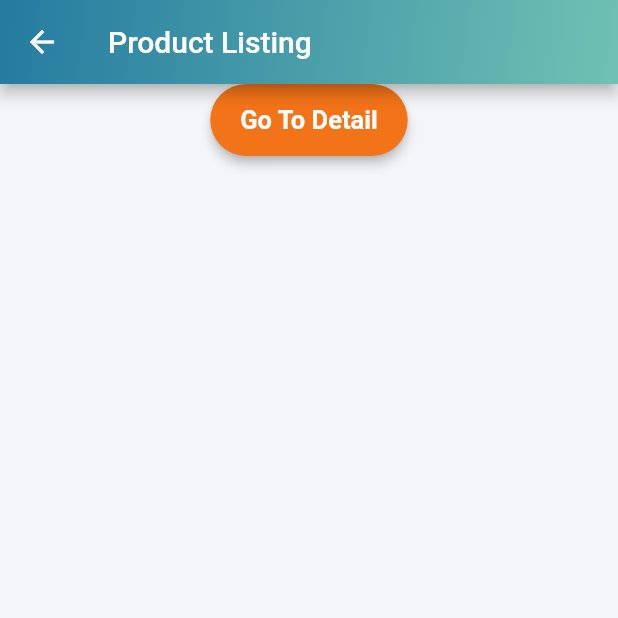
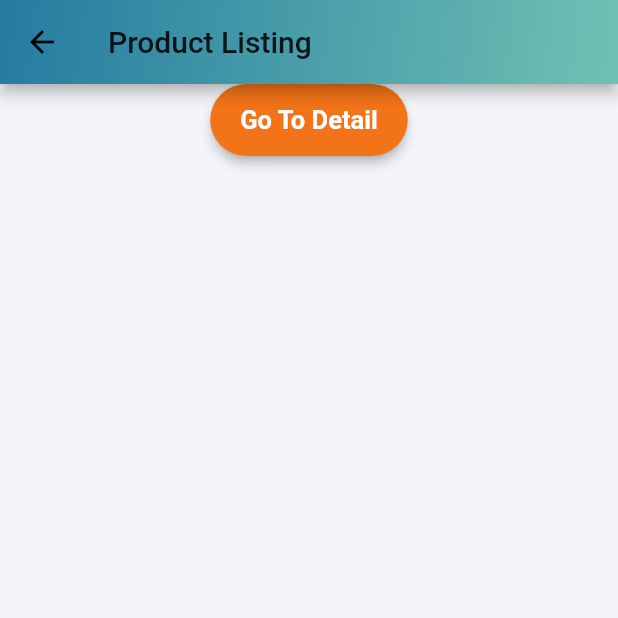
Before and after one commit to co360/buy-flutter, a Flutter app: the screen it shows after launch, after a tap on "Push Page Route", on a phone screen of 412 x 824 dp, the top half of it. Run offline on Flutter 3.47's test engine with Material 2 defaults, Android fonts, the phone set to English and light mode, and no system bars; our stand-ins replace equatable, flushbar, flutter_bloc, flutter_i18n, font_awesome_flutter, get_it.

Commit message:
account layout, change language

```diff
--- a/lib/components/app_button.dart
+++ b/lib/components/app_button.dart
@@ -6,13 +6,24 @@ class AppButton extends StatelessWidget {
   final VoidCallback onPressed;
   final bool noPadding;
 
-  final Type type;
+  final AppButtonType type;
+  final AppButtonSize size;
 
   const AppButton(this.text, this.onPressed,
-      {this.type = Type.orange, this.noPadding = false});
+      {this.type = AppButtonType.orange,
+      this.noPadding = false,
+      this.size = AppButtonSize.big});
 
   @override
   Widget build(BuildContext context) {
+    double fontSize = 17;
+    EdgeInsets padding = EdgeInsets.symmetric(vertical: 14, horizontal: 20);
+
+    if (this.size == AppButtonSize.small) {
+      fontSize = 14;
+      padding = EdgeInsets.symmetric(vertical: 11, horizontal: 20);
+    }
+
     return Padding(
       padding: EdgeInsets.only(
           bottom: this.noPadding ? 0 : AppTheme.paddingStandard),
@@ -20,14 +31,14 @@ class AppButton extends StatelessWidget {
         onPressed: this.onPressed,
         color: this.type.backgroundColor,
         elevation: 3,
-        padding: EdgeInsets.symmetric(vertical: 14, horizontal: 20),
+        padding: padding,
         shape: RoundedRectangleBorder(
           borderRadius: BorderRadius.circular(80.0),
         ),
         child: Text(this.text,
             style: TextStyle(
               color: this.type.textColor,
-              fontSize: 17,
+              fontSize: fontSize,
               fontWeight: FontWeight.bold,
             )),
       ),
@@ -35,16 +46,18 @@ class AppButton extends StatelessWidget {
   }
 }
 
-enum Type { success, white, orange }
+enum AppButtonSize { big, small }
 
-extension TypeExtension on Type {
+enum AppButtonType { success, white, orange }
+
+extension TypeExtension on AppButtonType {
   Color get backgroundColor {
     switch (this) {
-      case Type.orange:
+      case AppButtonType.orange:
         return AppTheme.colorOrange;
-      case Type.white:
+      case AppButtonType.white:
         return Colors.white;
-      case Type.success:
+      case AppButtonType.success:
         return AppTheme.colorSuccess;
       default:
         return AppTheme.colorOrange;
@@ -53,8 +66,8 @@ extension TypeExtension on Type {
 
   Color get textColor {
     switch (this) {
-      case Type.white:
-        return AppTheme.colorPrimary;
+      case AppButtonType.white:
+        return AppTheme.colorLink;
       default:
         return Colors.white;
     }
--- /dev/null
+++ b/lib/components/app_list_tile.dart
@@ -0,0 +1,50 @@
+import 'package:flutter/material.dart';
+import 'package:flutter_i18n/flutter_i18n.dart';
+import 'package:font_awesome_flutter/font_awesome_flutter.dart';
+import 'package:storeFlutter/util/app-theme.dart';
+
+class AppListTile extends StatelessWidget {
+  final VoidCallback onTap;
+  final String title;
+  final bool topDivider;
+
+  AppListTile(this.title, {this.onTap, this.topDivider: false});
+
+  @override
+  Widget build(BuildContext context) {
+    List<Widget> widgets = [];
+
+    widgets = <Widget>[
+      ListTile(
+        onTap: onTap,
+        trailing: FaIcon(
+          FontAwesomeIcons.lightChevronRight,
+          size: 20,
+          color: Colors.black,
+        ),
+        title: I18nText(title),
+      ),
+      Divider(
+        color: AppTheme.colorGray3,
+        height: 1,
+      )
+    ];
+
+    if (topDivider) {
+      widgets.insert(
+        0,
+        Divider(
+          color: AppTheme.colorGray3,
+          height: 1,
+        ),
+      );
+    }
+
+    return Container(
+      color: Colors.white,
+      child: Column(
+        children: widgets,
+      ),
+    );
+  }
+}
--- /dev/null
+++ b/lib/components/app_list_title.dart
@@ -0,0 +1,21 @@
+import 'package:flutter/material.dart';
+import 'package:flutter_i18n/flutter_i18n.dart';
+import 'package:storeFlutter/util/app-theme.dart';
+
+class AppListTitle extends StatelessWidget {
+  final String title;
+
+  AppListTitle(this.title);
+
+  @override
+  Widget build(BuildContext context) {
+    return Padding(
+      padding: EdgeInsets.all(AppTheme.paddingStandard),
+      child: I18nText(
+        title,
+        child: Text("dummy",
+            style: TextStyle(fontSize: 17, fontWeight: FontWeight.bold)),
+      ),
+    );
+  }
+}
--- a/lib/main.dart
+++ b/lib/main.dart
@@ -13,6 +13,7 @@ import 'package:storeFlutter/screens/shopping/product_detail.dart';
 import 'package:storeFlutter/screens/shopping/product_listing.dart';
 import 'package:storeFlutter/screens/shopping_cart.dart';
 import 'package:storeFlutter/services/locator.dart';
+import 'package:storeFlutter/util/app-theme.dart';
 
 void main() async {
   final FlutterI18nDelegate flutterI18nDelegate = FlutterI18nDelegate(
@@ -44,14 +45,14 @@ class MyApp extends StatelessWidget {
             return MaterialApp(
               title: 'Flutter Demo',
               theme: ThemeData(
-                primarySwatch: Colors.blue,
+                primarySwatch:
+                    Colors.grey, // use grey so the text title is black
+                scaffoldBackgroundColor: AppTheme.colorBg2,
+                appBarTheme: AppBarTheme(color: AppTheme.colorBg),
                 visualDensity: VisualDensity.adaptivePlatformDensity,
               ),
-//              home: MyHomePage(title: 'Flutter Demo Home Page'),
-
               initialRoute: '/',
               routes: {
-//                '/': (context) => RootContainer(),
                 '/': (context) => RootContainer(),
                 '/listing': (context) => ProductListingScreen(),
                 '/detail': (context) => ProductDetailScreen(),
--- a/lib/screens/account.dart
+++ b/lib/screens/account.dart
@@ -1,19 +1,19 @@
 import 'package:flutter/material.dart';
 import 'package:flutter_i18n/flutter_i18n.dart';
-import 'package:get_it/get_it.dart';
-import 'package:storeFlutter/blocs/language/language_bloc.dart';
+import 'package:font_awesome_flutter/font_awesome_flutter.dart';
+import 'package:storeFlutter/components/app_button.dart';
+import 'package:storeFlutter/components/app_list_tile.dart';
+import 'package:storeFlutter/components/app_list_title.dart';
+import 'package:storeFlutter/screens/account/change_language.dart';
 import 'package:storeFlutter/util/app-theme.dart';
 
 class AccountScreen extends StatelessWidget {
   @override
   Widget build(BuildContext context) {
     return Scaffold(
-      backgroundColor: AppTheme.colorBg2,
-      appBar: AppBar(
-        title: I18nText(
-          "label.main",
-          translationParams: {"user": "Yoke Harn"},
-        ),
+      appBar: PreferredSize(
+        preferredSize: Size.fromHeight(140),
+        child: AppBar(
           flexibleSpace: Container(
             decoration: BoxDecoration(
               gradient: LinearGradient(
@@ -22,25 +22,77 @@ class AccountScreen extends StatelessWidget {
                 colors: <Color>[AppTheme.colorPrimary, AppTheme.colorSuccess],
               ),
             ),
+            child: buildTitle(context),
           ),
         ),
-      body: SingleChildScrollView(
-        child: Center(
-          child: Column(
-            crossAxisAlignment: CrossAxisAlignment.center,
+      ),
+      body: ListView(
         children: <Widget>[
-              RaisedButton(
-                key: Key('changeLanguage'),
-                onPressed: () async {
-                  GetIt.I<LanguageBloc>().add(SwitchLanguage(context));
+          AppListTitle("account.myAccount"),
+          AppListTile("account.myProfile", topDivider: true),
+          AppListTile("account.changeEmailAddress"),
+          AppListTile("account.changePassword"),
+          AppListTile("account.myAddresses"),
+          AppListTile("account.changePassword"),
+          AppListTile("account.bankAccounts"),
+          AppListTitle("account.settings"),
+          AppListTile("account.changeLanguage",
+              onTap: () => {
+                    Navigator.push(
+                      context,
+                      MaterialPageRoute(
+                        builder: (context) => ChangeLanguageScreen(),
+                      ),
+                    )
                   },
-                child: Text(
-                  FlutterI18n.translate(context, "button.label.switchLanguage"),
+              topDivider: true),
+          Padding(
+            padding: EdgeInsets.only(left: 60, right: 60, top: 60, bottom: 20),
+            child: AppButton(
+              FlutterI18n.translate(context, "account.logout"),
+              () => {},
+              size: AppButtonSize.small,
+              type: AppButtonType.white,
             ),
-              ),
-              I18nText("button.label.language"),
+          )
+//            RaisedButton(
+//              key: Key('changeLanguage'),
+//              onPressed: () async {
+//                GetIt.I<LanguageBloc>().add(SwitchLanguage(context));
+//              },
+//              child: Text(
+//                FlutterI18n.translate(context, "button.label.switchLanguage"),
+//              ),
+//            ),
+//            I18nText("button.label.language"),
         ],
       ),
+    );
+  }
+
+  Widget buildTitle(BuildContext context) {
+    return SafeArea(
+      bottom: false,
+      child: Padding(
+        padding: const EdgeInsets.only(top: 10),
+        child: Column(
+          children: <Widget>[
+            FaDuotoneIcon(
+              FontAwesomeIcons.duotoneUserCircle,
+              secondaryColor: Colors.white,
+              primaryColor: Colors.white.withOpacity(0.4),
+              size: 60,
+            ),
+            SizedBox(
+              height: 10,
+            ),
+            AppButton(
+              FlutterI18n.translate(context, "account.loginSignup"),
+              () => {},
+              noPadding: true,
+              size: AppButtonSize.small,
+            )
+          ],
         ),
       ),
     );
--- a/lib/screens/shopping/product_detail.dart
+++ b/lib/screens/shopping/product_detail.dart
@@ -36,7 +36,7 @@ class ProductDetailScreen extends StatelessWidget {
 //                  Navigator.popAndPushNamed(context, '/cart'),
                   Navigator.of(context).popUntil((route) => route.isFirst),
                 },
-                type: Type.white,
+                type: AppButtonType.white,
               )
             ],
           ),
--- a/lib/util/app-theme.dart
+++ b/lib/util/app-theme.dart
@@ -7,6 +7,7 @@ class AppTheme {
   static Color colorDanger = Color(0xFFEB547C);
   static Color colorInfo = Color(0xFFB2DBBF);
   static Color colorOrange = Color(0xFFF37318);
+  static Color colorLink = Color(0xFF0093E9);
 
   static Color colorBg = Color(0xFFF9F9F9);
   static Color colorBg2 = Color(0xFFF3F5F8);
@@ -22,4 +23,14 @@ class AppTheme {
   static Color colorGray9 = Color(0xFF212529);
 
   static double paddingStandard = 20;
+
+  static Widget gradientBackground = Container(
+    decoration: BoxDecoration(
+      gradient: LinearGradient(
+        begin: Alignment.topLeft,
+        end: Alignment.bottomRight,
+        colors: <Color>[AppTheme.colorPrimary, AppTheme.colorSuccess],
+      ),
+    ),
+  );
 }
--- a/pubspec.yaml
+++ b/pubspec.yaml
@@ -30,6 +30,7 @@ dependencies:
   equatable: ^1.2.0
   auto_size_text: ^2.1.0
   flutter_i18n: ^0.16.2
+  flushbar: ^1.10.4
 
   # The following adds the Cupertino Icons font to your application.
   # Use with the CupertinoIcons class for iOS style icons.
```
Also changed, not shown: assets/flutter_i18n/en.json (+20 -13 lines), assets/flutter_i18n/ms.json (+19 -14 lines), lib/blocs/language/language_bloc.dart (+16 -0 lines), lib/components/app_notification.dart (added, +22 -0 lines), lib/screens/account/change_language.dart (added, +95 -0 lines), pubspec.lock. Lines whose indentation alone changed are shown as unchanged.
